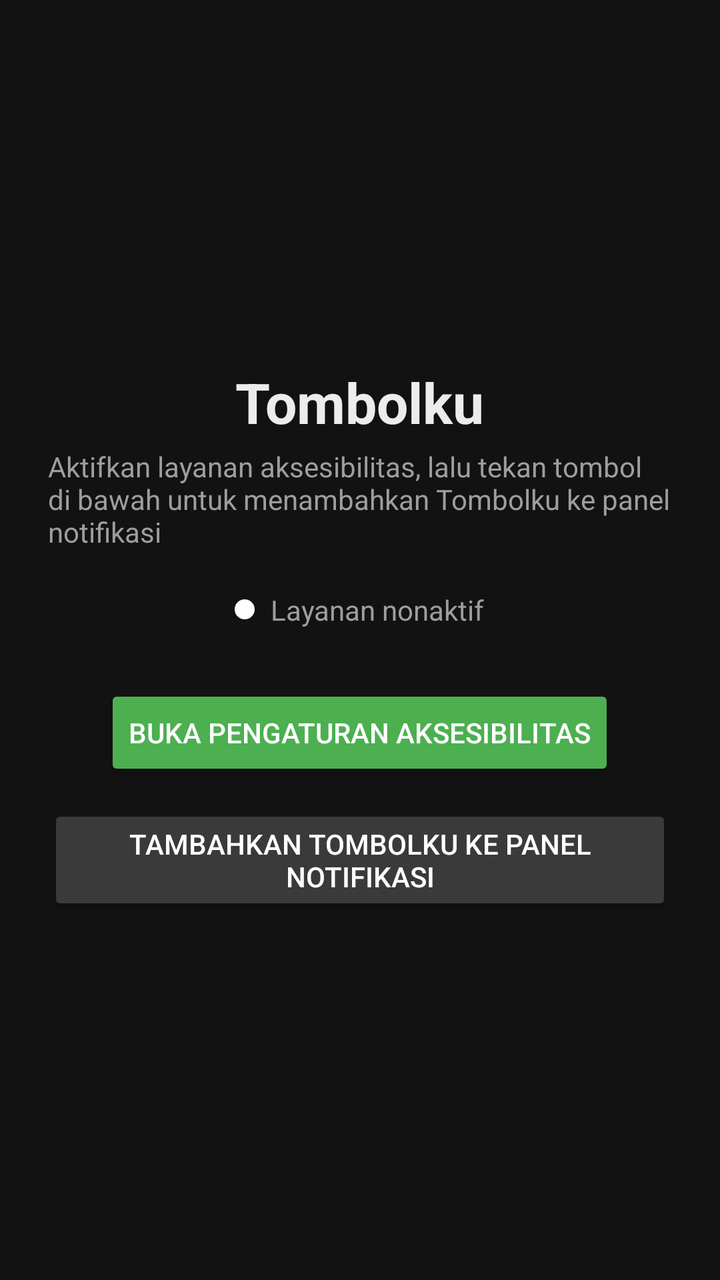
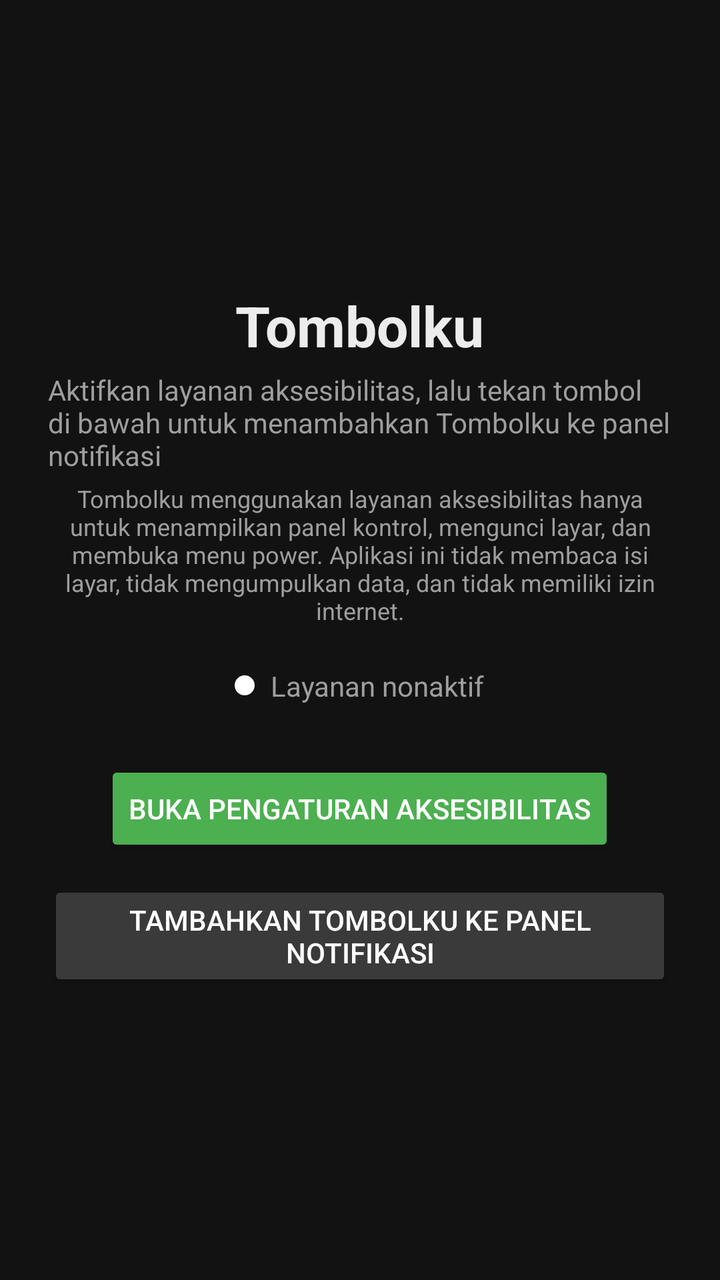

An Android layout rendered at two revisions. The XML below is the earlier revision; the diff shows what the commit changed to produce the second picture.
<!-- AndroidManifest.xml: application theme Theme.Tombolku -->
<!-- res/layout/activity_main.xml -->
<?xml version="1.0" encoding="utf-8"?>
<LinearLayout xmlns:android="http://schemas.android.com/apk/res/android"
    android:layout_width="match_parent"
    android:layout_height="match_parent"
    android:gravity="center"
    android:orientation="vertical"
    android:padding="24dp">

    <TextView
        android:layout_width="wrap_content"
        android:layout_height="wrap_content"
        android:text="@string/title"
        android:textColor="@color/text_primary"
        android:textSize="28sp"
        android:textStyle="bold" />

    <TextView
        android:layout_width="wrap_content"
        android:layout_height="wrap_content"
        android:layout_marginTop="4dp"
        android:text="@string/subtitle"
        android:textColor="@color/text_secondary"
        android:textSize="14sp" />

    <LinearLayout
        android:layout_width="wrap_content"
        android:layout_height="wrap_content"
        android:layout_marginTop="20dp"
        android:gravity="center_vertical"
        android:orientation="horizontal">

        <View
            android:id="@+id/statusDot"
            android:layout_width="10dp"
            android:layout_height="10dp"
            android:background="@drawable/bg_dot" />

        <TextView
            android:id="@+id/statusText"
            android:layout_width="wrap_content"
            android:layout_height="wrap_content"
            android:layout_marginStart="8dp"
            android:text="@string/status_off"
            android:textColor="@color/text_secondary"
            android:textSize="14sp" />
    </LinearLayout>

    <Button
        android:id="@+id/btnSettings"
        android:layout_width="wrap_content"
        android:layout_height="wrap_content"
        android:layout_marginTop="28dp"
        android:backgroundTint="@color/accent"
        android:text="@string/open_settings"
        android:textColor="#FFFFFF" />

    <Button
        android:id="@+id/btnAddTile"
        android:layout_width="wrap_content"
        android:layout_height="wrap_content"
        android:layout_marginTop="12dp"
        android:backgroundTint="#3A3A3A"
        android:text="@string/add_tile"
        android:textColor="#FFFFFF" />
</LinearLayout>
<!-- resources referenced by this layout -->
<resources>
  <color name="accent">#4CAF50</color>
  <color name="text_primary">#ECECEC</color>
  <color name="text_secondary">#9E9E9E</color>
  <!-- drawable bg_dot (drawable) -->
  <?xml version="1.0" encoding="utf-8"?>
  <shape xmlns:android="http://schemas.android.com/apk/res/android"
      android:shape="oval">
      <solid android:color="#FFFFFF" />
  </shape>
  <string name="add_tile">Tambahkan Tombolku ke panel notifikasi</string>
  <string name="open_settings">Buka Pengaturan Aksesibilitas</string>
  <string name="status_off">Layanan nonaktif</string>
  <string name="subtitle">Aktifkan layanan aksesibilitas, lalu tekan tombol di bawah untuk menambahkan Tombolku ke panel notifikasi</string>
  <string name="title">Tombolku</string>
  <style name="Theme.Tombolku" parent="Theme.AppCompat.NoActionBar">
          <item name="android:windowBackground">@color/bg</item>
          <item name="android:statusBarColor">@color/bg</item>
          <item name="android:navigationBarColor">@color/bg</item>
          <item name="colorAccent">@color/accent</item>
      </style>
  <color name="bg">#121212</color>
</resources>

<!-- the commit's change to res/layout/activity_main.xml (unified diff, before → after) -->
@@ -21,6 +21,15 @@
         android:text="@string/subtitle"
         android:textColor="@color/text_secondary"
         android:textSize="14sp" />
+
+    <TextView
+        android:layout_width="wrap_content"
+        android:layout_height="wrap_content"
+        android:layout_marginTop="4dp"
+        android:gravity="center"
+        android:text="@string/disclosure"
+        android:textColor="@color/text_secondary"
+        android:textSize="12sp" />
 
     <LinearLayout
         android:layout_width="wrap_content"
<!-- resource entries referenced after the edit -->
@@ -10,6 +10,7 @@
       <solid android:color="#FFFFFF" />
   </shape>
   <string name="add_tile">Tambahkan Tombolku ke panel notifikasi</string>
+  <string name="disclosure">Tombolku menggunakan layanan aksesibilitas hanya untuk menampilkan panel kontrol, mengunci layar, dan membuka menu power. Aplikasi ini tidak membaca isi layar, tidak mengumpulkan data, dan tidak memiliki izin internet.</string>
   <string name="open_settings">Buka Pengaturan Aksesibilitas</string>
   <string name="status_off">Layanan nonaktif</string>
   <string name="subtitle">Aktifkan layanan aksesibilitas, lalu tekan tombol di bawah untuk menambahkan Tombolku ke panel notifikasi</string>
